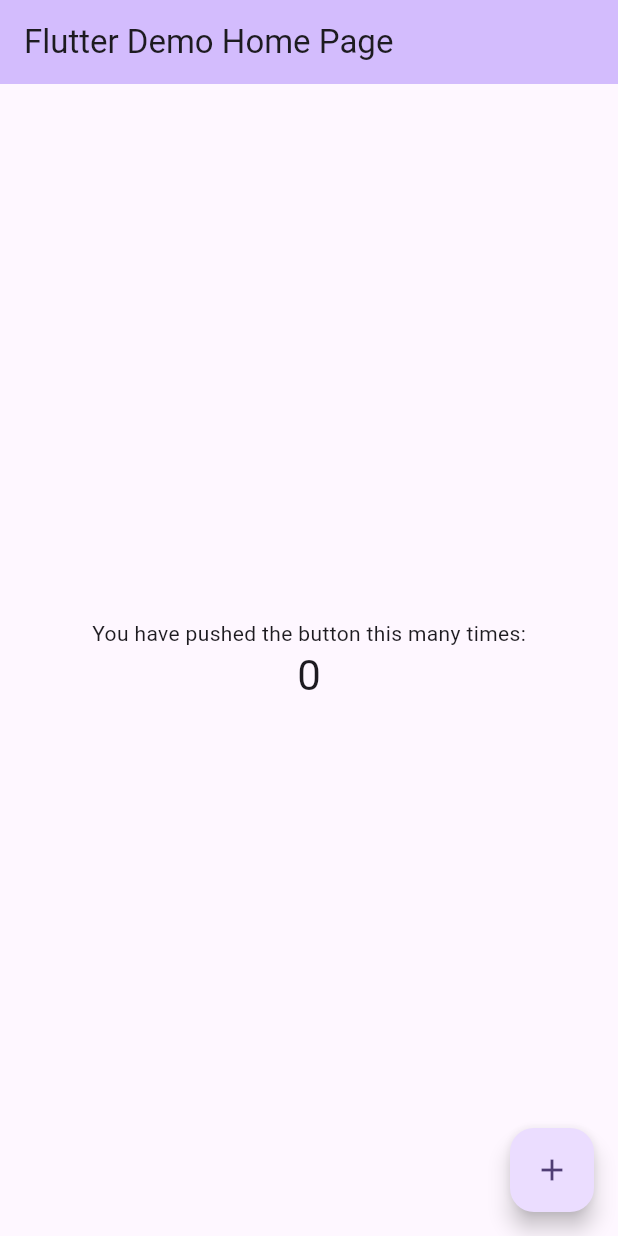
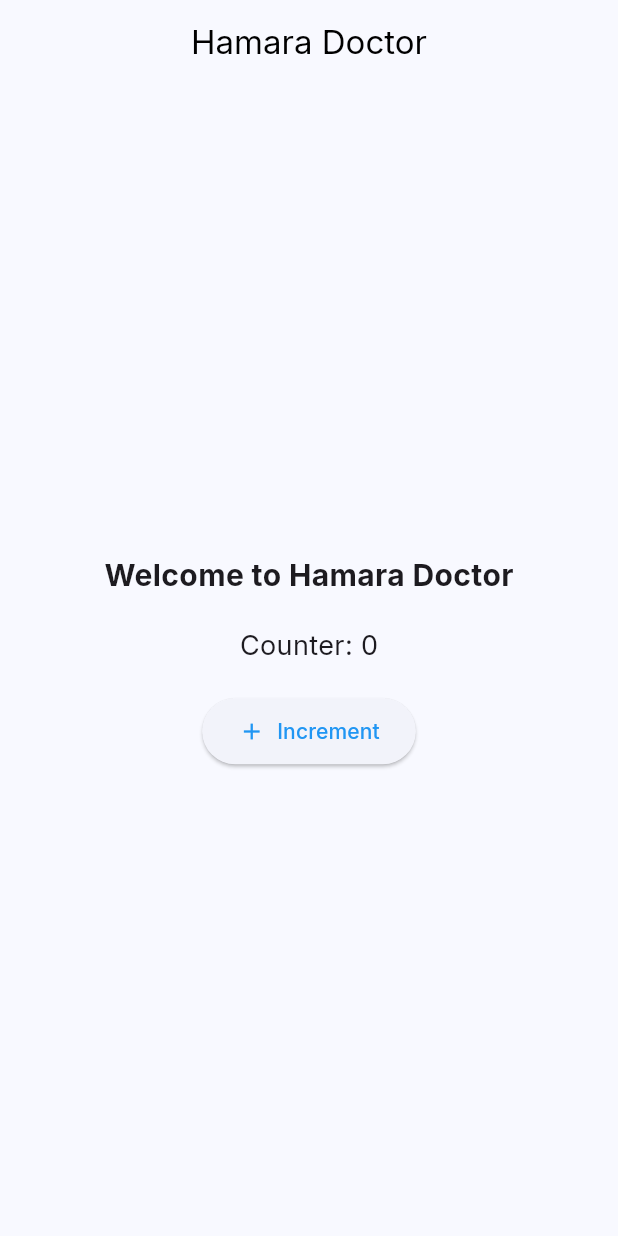
Before and after one commit to Nitishroy-7033/Hamara-Doctor, a Flutter app: the screen it shows after launch, on a phone screen of 412 x 824 dp. Run offline on Flutter 3.47's test engine with Material 3 defaults, Android fonts, the phone set to English and light mode, and no system bars; our stand-ins replace get, google_fonts.

Commit message:
feat: Initialize GetX project structure with a home module, basic counter UI, and core application resources.

```diff
--- /dev/null
+++ b/lib/app/modules/home/bindings/home_binding.dart
@@ -0,0 +1,10 @@
+import 'package:get/get.dart';
+
+import '../controllers/home_controller.dart';
+
+class HomeBinding extends Bindings {
+  @override
+  void dependencies() {
+    Get.lazyPut<HomeController>(() => HomeController());
+  }
+}
--- /dev/null
+++ b/lib/app/modules/home/controllers/home_controller.dart
@@ -0,0 +1,22 @@
+import 'package:get/get.dart';
+
+class HomeController extends GetxController {
+  final count = 0.obs;
+
+  void increment() => count.value++;
+
+  @override
+  void onInit() {
+    super.onInit();
+  }
+
+  @override
+  void onReady() {
+    super.onReady();
+  }
+
+  @override
+  void onClose() {
+    super.onClose();
+  }
+}
--- /dev/null
+++ b/lib/app/modules/home/views/home_view.dart
@@ -0,0 +1,44 @@
+import 'package:flutter/material.dart';
+import 'package:get/get.dart';
+
+import '../controllers/home_controller.dart';
+
+class HomeView extends GetView<HomeController> {
+  const HomeView({Key? key}) : super(key: key);
+  @override
+  Widget build(BuildContext context) {
+    return Scaffold(
+      appBar: AppBar(title: const Text('Hamara Doctor'), centerTitle: true),
+      body: Center(
+        child: Column(
+          mainAxisAlignment: MainAxisAlignment.center,
+          children: [
+            const Text(
+              'Welcome to Hamara Doctor',
+              style: TextStyle(fontSize: 20, fontWeight: FontWeight.bold),
+            ),
+            const SizedBox(height: 20),
+            Obx(
+              () => Text(
+                'Counter: ${controller.count.value}',
+                style: const TextStyle(fontSize: 18),
+              ),
+            ),
+            const SizedBox(height: 20),
+            ElevatedButton.icon(
+              onPressed: controller.increment,
+              icon: const Icon(Icons.add),
+              label: const Text('Increment'),
+              style: ElevatedButton.styleFrom(
+                padding: const EdgeInsets.symmetric(
+                  horizontal: 24,
+                  vertical: 12,
+                ),
+              ),
+            ),
+          ],
+        ),
+      ),
+    );
+  }
+}
--- /dev/null
+++ b/lib/core/values/app_colors.dart
@@ -0,0 +1,12 @@
+import 'package:flutter/material.dart';
+
+class AppColors {
+  AppColors._();
+
+  static const Color primaryColor = Colors.blue;
+  static const Color accentColor = Color(0xFF00B0FF);
+
+  // You can add more specific colors here
+  static const Color backgroundColor = Color(0xFFF5F5F5);
+  static const Color errorColor = Color(0xFFD32F2F);
+}
--- /dev/null
+++ b/lib/core/values/app_strings.dart
@@ -0,0 +1,7 @@
+class AppStrings {
+  AppStrings._();
+
+  static const String appName = "Hamara Doctor";
+  static const String homeTitle = "Home";
+  static const String welcomeMessage = "Welcome to Hamara Doctor";
+}
--- a/lib/main.dart
+++ b/lib/main.dart
@@ -1,122 +1,26 @@
 import 'package:flutter/material.dart';
+import 'package:get/get.dart';
+
+import 'app/routes/app_pages.dart';
+import 'core/theme/app_theme.dart';
 
 void main() {
-  runApp(const MyApp());
+  runApp(const HamaraDoctorApp());
 }
 
-class MyApp extends StatelessWidget {
-  const MyApp({super.key});
+class HamaraDoctorApp extends StatelessWidget {
+  const HamaraDoctorApp({super.key});
 
-  // This widget is the root of your application.
   @override
   Widget build(BuildContext context) {
-    return MaterialApp(
-      title: 'Flutter Demo',
-      theme: ThemeData(
-        // This is the theme of your application.
-        //
-        // TRY THIS: Try running your application with "flutter run". You'll see
-        // the application has a purple toolbar. Then, without quitting the app,
-        // try changing the seedColor in the colorScheme below to Colors.green
-        // and then invoke "hot reload" (save your changes or press the "hot
-        // reload" button in a Flutter-supported IDE, or press "r" if you used
-        // the command line to start the app).
-        //
-        // Notice that the counter didn't reset back to zero; the application
-        // state is not lost during the reload. To reset the state, use hot
-        // restart instead.
-        //
-        // This works for code too, not just values: Most code changes can be
-        // tested with just a hot reload.
-        colorScheme: .fromSeed(seedColor: Colors.deepPurple),
-      ),
-      home: const MyHomePage(title: 'Flutter Demo Home Page'),
+    return GetMaterialApp(
+      title: "Hamara Doctor",
+      initialRoute: AppPages.INITIAL,
+      getPages: AppPages.routes,
+      theme: AppTheme.lightTheme,
+      darkTheme: AppTheme.darkTheme,
+      themeMode: ThemeMode.system,
+      debugShowCheckedModeBanner: false,
     );
   }
 }
-
-class MyHomePage extends StatefulWidget {
-  const MyHomePage({super.key, required this.title});
-
-  // This widget is the home page of your application. It is stateful, meaning
-  // that it has a State object (defined below) that contains fields that affect
-  // how it looks.
-
-  // This class is the configuration for the state. It holds the values (in this
-  // case the title) provided by the parent (in this case the App widget) and
-  // used by the build method of the State. Fields in a Widget subclass are
-  // always marked "final".
-
-  final String title;
-
-  @override
-  State<MyHomePage> createState() => _MyHomePageState();
-}
-
-class _MyHomePageState extends State<MyHomePage> {
-  int _counter = 0;
-
-  void _incrementCounter() {
-    setState(() {
-      // This call to setState tells the Flutter framework that something has
-      // changed in this State, which causes it to rerun the build method below
-      // so that the display can reflect the updated values. If we changed
-      // _counter without calling setState(), then the build method would not be
-      // called again, and so nothing would appear to happen.
-      _counter++;
-    });
-  }
-
-  @override
-  Widget build(BuildContext context) {
-    // This method is rerun every time setState is called, for instance as done
-    // by the _incrementCounter method above.
-    //
-    // The Flutter framework has been optimized to make rerunning build methods
-    // fast, so that you can just rebuild anything that needs updating rather
-    // than having to individually change instances of widgets.
-    return Scaffold(
-      appBar: AppBar(
-        // TRY THIS: Try changing the color here to a specific color (to
-        // Colors.amber, perhaps?) and trigger a hot reload to see the AppBar
-        // change color while the other colors stay the same.
-        backgroundColor: Theme.of(context).colorScheme.inversePrimary,
-        // Here we take the value from the MyHomePage object that was created by
-        // the App.build method, and use it to set our appbar title.
-        title: Text(widget.title),
-      ),
-      body: Center(
-        // Center is a layout widget. It takes a single child and positions it
-        // in the middle of the parent.
-        child: Column(
-          // Column is also a layout widget. It takes a list of children and
-          // arranges them vertically. By default, it sizes itself to fit its
-          // children horizontally, and tries to be as tall as its parent.
-          //
-          // Column has various properties to control how it sizes itself and
-          // how it positions its children. Here we use mainAxisAlignment to
-          // center the children vertically; the main axis here is the vertical
-          // axis because Columns are vertical (the cross axis would be
-          // horizontal).
-          //
-          // TRY THIS: Invoke "debug painting" (choose the "Toggle Debug Paint"
-          // action in the IDE, or press "p" in the console), to see the
-          // wireframe for each widget.
-          mainAxisAlignment: .center,
-          children: [
-            const Text('You have pushed the button this many times:'),
-            Text(
-              '$_counter',
-              style: Theme.of(context).textTheme.headlineMedium,
-            ),
-          ],
-        ),
-      ),
-      floatingActionButton: FloatingActionButton(
-        onPressed: _incrementCounter,
-        tooltip: 'Increment',
-        child: const Icon(Icons.add),
-      ),
-    );
-  }
-}
```
